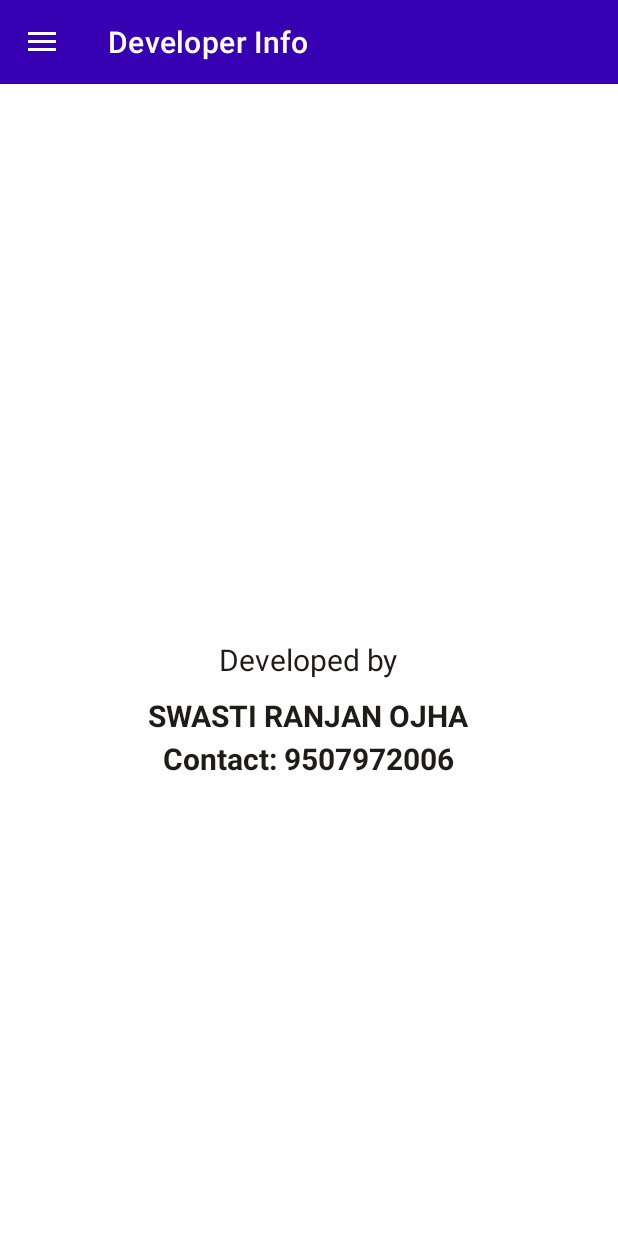
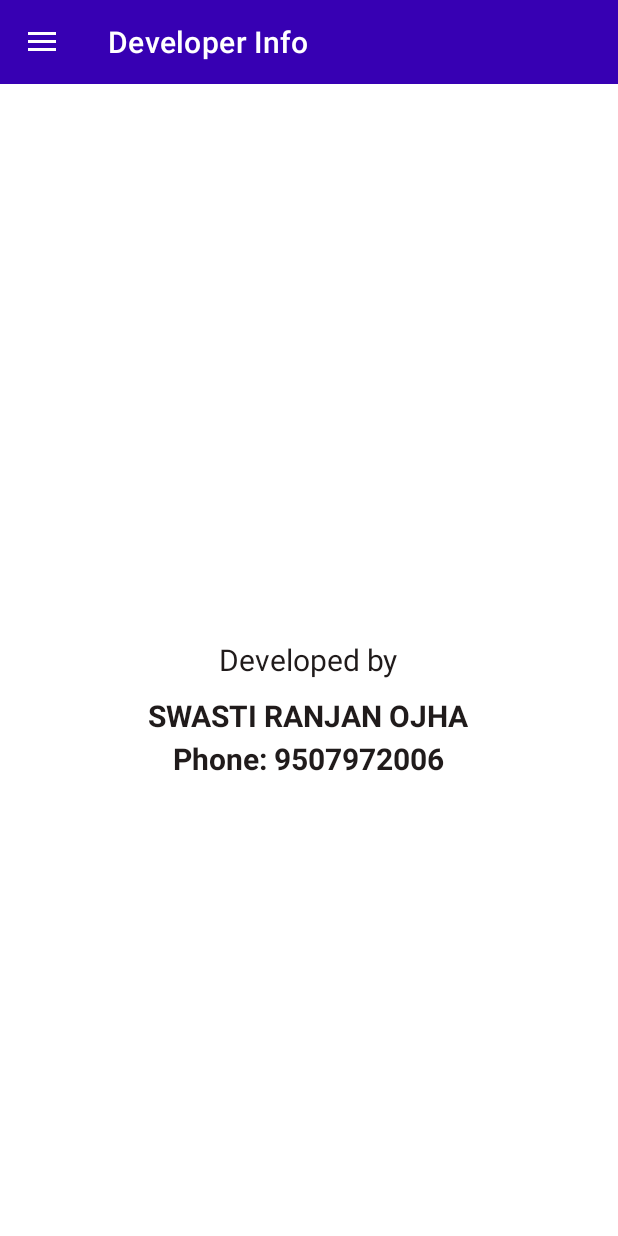
Before and after one commit to swasti12349/NewsApp, an Android app: the fragment dev placed in its activity, on a phone screen of 412 x 824 dp. Run offline under Robolectric (Android 15) with nearby library versions, the phone set to English and light mode, and no system bars; our stand-ins replace Picasso; pictures from the network do not load.

Commit message:
checking commit

```diff
--- a/app/src/main/res/layout/dev.xml
+++ b/app/src/main/res/layout/dev.xml
@@ -28,7 +28,7 @@
         android:layout_height="wrap_content"
         android:textSize="20sp"
         android:layout_below="@+id/t2"
-        android:text="Contact: 9507972006"
+        android:text="Phone: 9507972006"
         android:textStyle="bold"
         android:layout_centerHorizontal="true"
         android:layout_marginTop="1dp"
```
